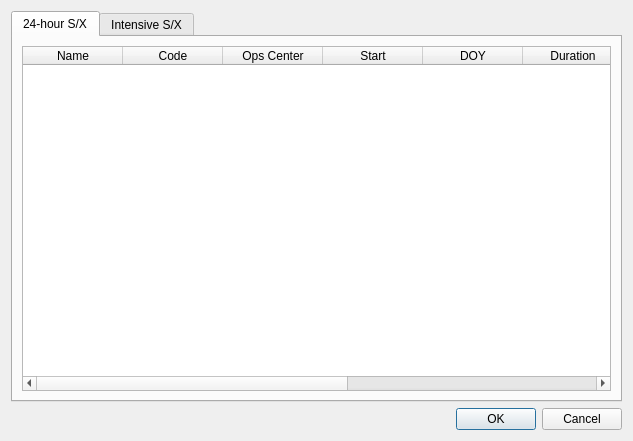
TUW-VieVS/VieSchedppGUI, file secondaryGUIs/mastersessionviewer.ui: the form before one commit.
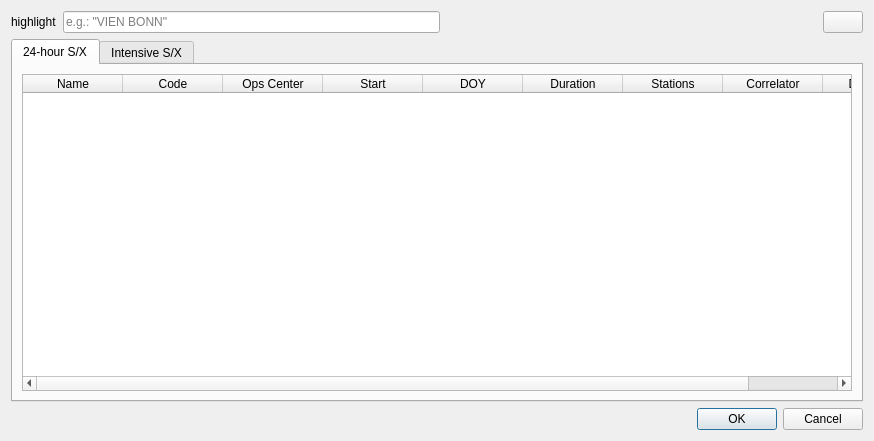
The form after the commit. The open tabs and pages were chosen to show the change. Icons and pictures are not drawn.

Commit message: sliders for weight factors

The edit to the form file:
```diff
--- a/secondaryGUIs/mastersessionviewer.ui
+++ b/secondaryGUIs/mastersessionviewer.ui
@@ -6,7 +6,7 @@
    <rect>
     <x>0</x>
     <y>0</y>
-    <width>633</width>
+    <width>874</width>
     <height>441</height>
    </rect>
   </property>
@@ -14,6 +14,51 @@
    <string>Dialog</string>
   </property>
   <layout class="QVBoxLayout" name="verticalLayout">
+   <item>
+    <layout class="QHBoxLayout" name="horizontalLayout">
+     <property name="topMargin">
+      <number>0</number>
+     </property>
+     <item>
+      <widget class="QLabel" name="label">
+       <property name="text">
+        <string>highlight</string>
+       </property>
+      </widget>
+     </item>
+     <item>
+      <widget class="QLineEdit" name="lineEdit">
+       <property name="placeholderText">
+        <string>e.g.: &quot;VIEN BONN&quot;</string>
+       </property>
+      </widget>
+     </item>
+     <item>
+      <spacer name="horizontalSpacer">
+       <property name="orientation">
+        <enum>Qt::Horizontal</enum>
+       </property>
+       <property name="sizeHint" stdset="0">
+        <size>
+         <width>40</width>
+         <height>20</height>
+        </size>
+       </property>
+      </spacer>
+     </item>
+     <item>
+      <widget class="QPushButton" name="pushButton">
+       <property name="text">
+        <string/>
+       </property>
+       <property name="icon">
+        <iconset resource="../myresources.qrc">
+         <normaloff>:/icons/icons/document-export.png</normaloff>:/icons/icons/document-export.png</iconset>
+       </property>
+      </widget>
+     </item>
+    </layout>
+   </item>
    <item>
     <widget class="QTabWidget" name="tabWidget">
      <property name="currentIndex">
```
Left out of the diff: 6 changed lines with no effect on the pictures. The commit also changes 6 other files.
